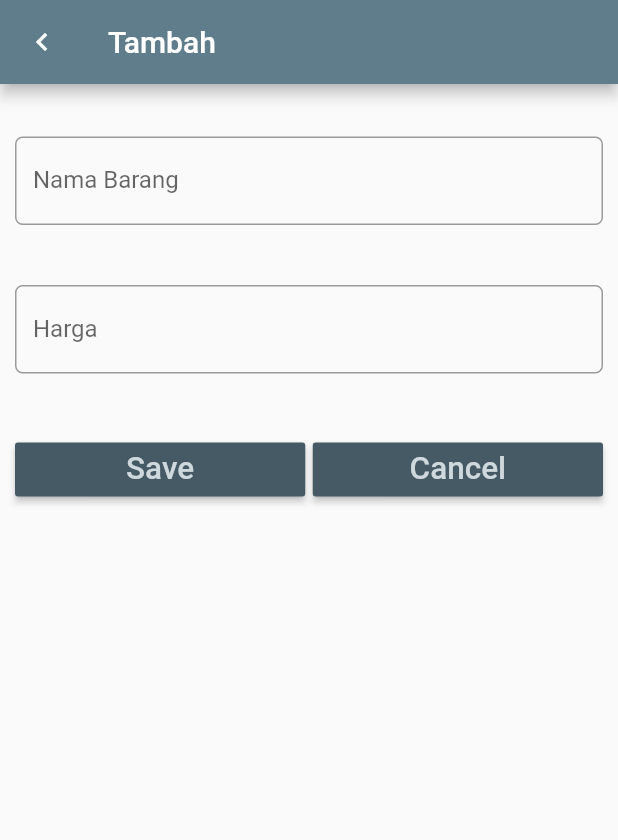
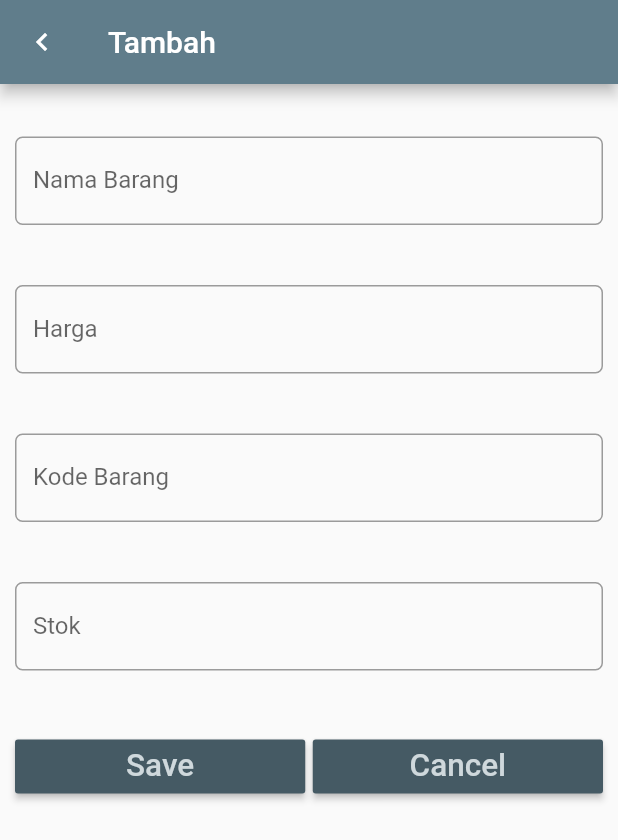
Before and after one commit to azaliasafira/Jobsheet--Database-SQLITE, a Flutter app: the screen it shows after launch, after a tap on "Tambah Item", on a phone screen of 412 x 824 dp. Shown: the top 840 px of the screen. Run offline on Flutter 3.47's test engine with Material 2 defaults, Android fonts, the phone set to English and light mode, and no system bars; our stand-ins replace sqflite; accounts and stored records are empty.

Commit message:
Tugas : Menambah Variabel

```diff
--- a/lib/Home.dart
+++ b/lib/Home.dart
@@ -17,8 +17,6 @@
   DbHelper dbHelper = DbHelper();
   int count = 0;
   List<Item> itemList;
-
-  int get item => null;
 
   @override
   Widget build(BuildContext context) {
@@ -86,7 +84,7 @@
               child: Icon(Icons.delete),
               onTap: () async {
                 //TODO 3 Panggil Fungsi untuk Delete dari DB berdasarkan Item
-                int result = await dbHelper.delete(item);
+                int result = await dbHelper.delete(this.itemList[index].id);
                 if (result > 0) {
                   updateListView();
                 }
--- a/lib/dbhelper.dart
+++ b/lib/dbhelper.dart
@@ -22,7 +22,7 @@
   //buat tabel baru dengan nama item
   void _createDb(Database db, int version) async {
     await db.execute(''
-        'CREATE TABLE item (id INTEGER PRIMARY KEY AUTOINCREMENT,name TEXT,price INTEGER)'
+        'CREATE TABLE item (id INTEGER PRIMARY KEY AUTOINCREMENT,name TEXT,price INTEGER,kode TEXT,stok INTEGER)'
         '');
   }
 
--- a/lib/entryform.dart
+++ b/lib/entryform.dart
@@ -15,6 +15,8 @@
   EntryFormState(this.item);
   TextEditingController nameController = TextEditingController();
   TextEditingController priceController = TextEditingController();
+  TextEditingController kodeController = TextEditingController();
+  TextEditingController stokController = TextEditingController();
 
   @override
   Widget build(BuildContext context) {
@@ -22,6 +24,8 @@
     if (item != null) {
       nameController.text = item.name;
       priceController.text = item.price.toString();
+      kodeController.text = item.kode;
+      stokController.text = item.stok.toString();
     }
     //rubah
     return Scaffold(
@@ -68,6 +72,43 @@
                   },
                 ),
               ),
+
+              // Kode Barang
+              Padding(
+                padding: EdgeInsets.only(top: 20.0, bottom: 20.0),
+                child: TextField(
+                  controller: kodeController,
+                  keyboardType: TextInputType.text,
+                  decoration: InputDecoration(
+                    labelText: 'Kode Barang',
+                    border: OutlineInputBorder(
+                      borderRadius: BorderRadius.circular(5.0),
+                    ),
+                  ),
+                  onChanged: (value) {
+                    //
+                  },
+                ),
+              ),
+
+              // Stok
+              Padding(
+                padding: EdgeInsets.only(top: 20.0, bottom: 20.0),
+                child: TextField(
+                  controller: stokController,
+                  keyboardType: TextInputType.number,
+                  decoration: InputDecoration(
+                    labelText: 'Stok',
+                    border: OutlineInputBorder(
+                      borderRadius: BorderRadius.circular(5.0),
+                    ),
+                  ),
+                  onChanged: (value) {
+                    //
+                  },
+                ),
+              ),
+
               // tombol button
               Padding(
                 padding: EdgeInsets.only(top: 20.0, bottom: 20.0),
@@ -85,12 +126,17 @@
                         onPressed: () {
                           if (item == null) {
                             // tambah data
-                            item = Item(nameController.text,
-                                int.parse(priceController.text));
+                            item = Item(
+                                nameController.text,
+                                int.parse(priceController.text),
+                                kodeController.text,
+                                int.parse(stokController.text));
                           } else {
                             // ubah data
                             item.name = nameController.text;
                             item.price = int.parse(priceController.text);
+                            item.kode = kodeController.text;
+                            item.stok = int.parse(stokController.text);
                           }
                           // kembali ke layar sebelumnya dengan membawa objek item
                           Navigator.pop(context, item);
--- a/lib/item.dart
+++ b/lib/item.dart
@@ -2,6 +2,8 @@
   int _id;
   String _name;
   int _price;
+  String _kode;
+  int _stok;
 
   int get id => _id;
 
@@ -11,14 +13,22 @@
   get price => this._price;
   set price(value) => this._price = value;
 
+  String get kode => this._kode;
+  set kode(String value) => this._kode = value;
+
+  get stok => this._stok;
+  set stok(value) => this._stok = value;
+
   // konstruktor versi 1
-  Item(this._name, this._price);
+  Item(this._name, this._price, this._kode, this._stok);
 
   // konstruktor versi 2: konversi dari Map ke Item
   Item.fromMap(Map<String, dynamic> map) {
     this._id = map['id'];
     this._name = map['name'];
     this._price = map['price'];
+    this._kode = map['kode'];
+    this._stok = map['stok'];
   }
 
   // konversi dari Item ke Map
@@ -27,6 +37,8 @@
     map['id'] = this._id;
     map['name'] = name;
     map['price'] = price;
+    map['kode'] = kode;
+    map['stok'] = stok;
     return map;
   }
 }
```
